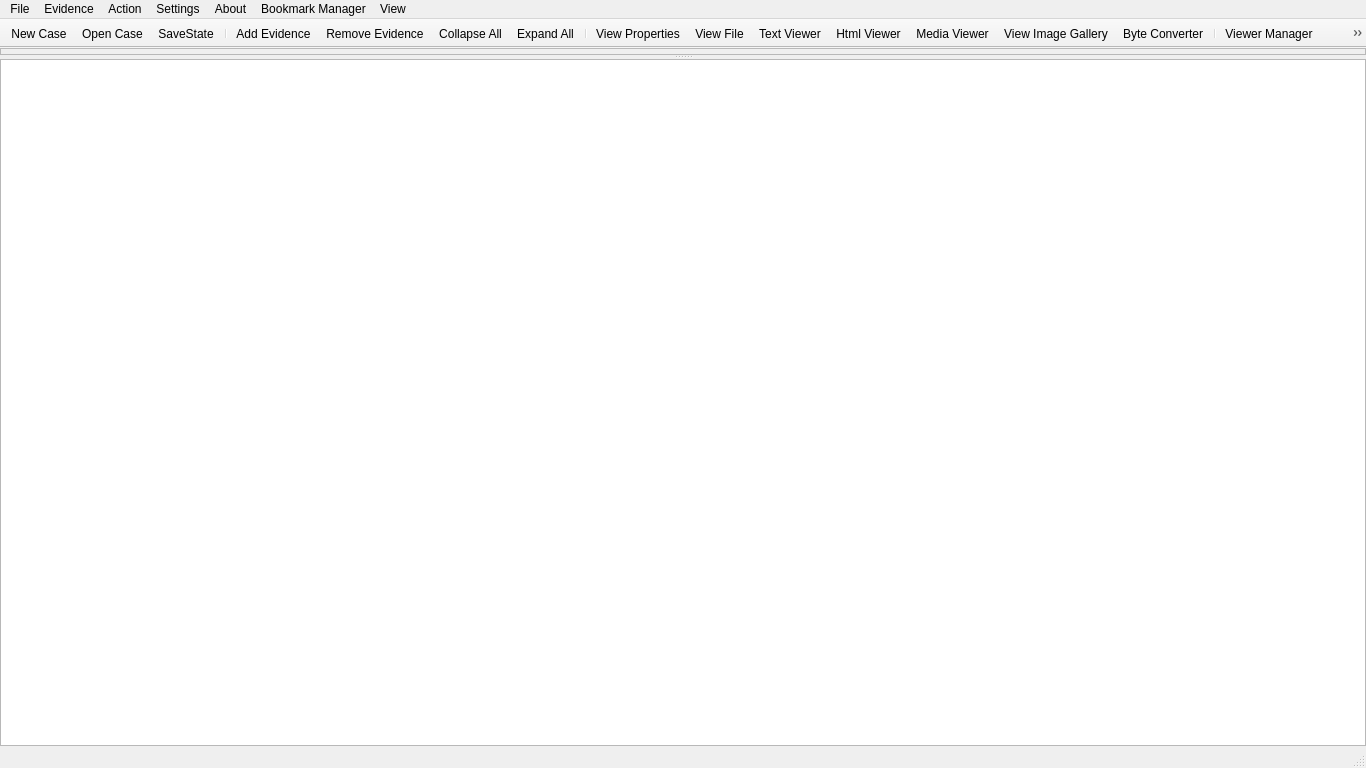
Qt form wombatforensics.ui (pjrinaldi/wombatforensics) before a commit.
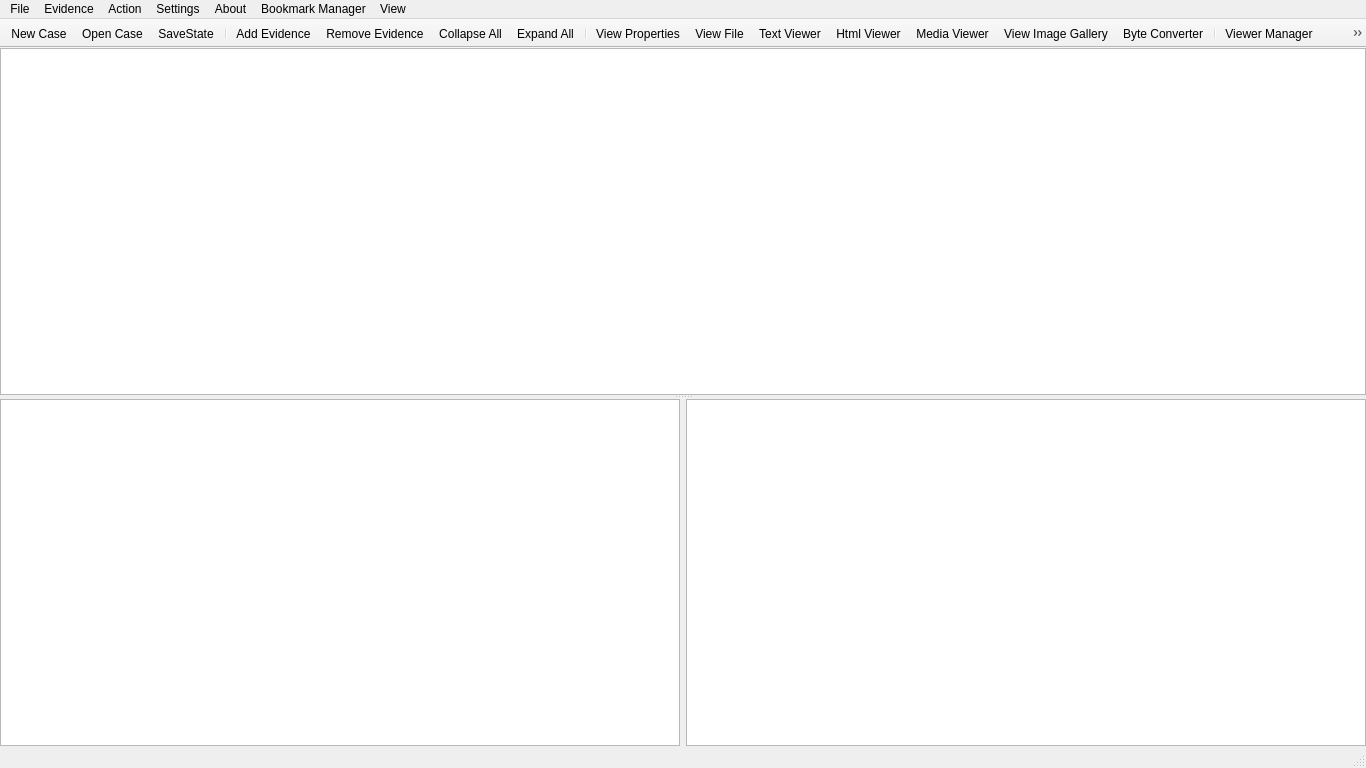
The same form after that commit. Icons and pictures are not drawn.

Commit message: working on new large file hexeditor idea...

Patch:
```diff
--- a/wombatforensics.ui
+++ b/wombatforensics.ui
@@ -44,28 +44,6 @@
       <property name="childrenCollapsible">
        <bool>false</bool>
       </property>
-      <widget class="QStackedWidget" name="viewerstack">
-       <property name="sizePolicy">
-        <sizepolicy hsizetype="Expanding" vsizetype="Expanding">
-         <horstretch>0</horstretch>
-         <verstretch>0</verstretch>
-        </sizepolicy>
-       </property>
-       <property name="frameShape">
-        <enum>QFrame::StyledPanel</enum>
-       </property>
-       <property name="frameShadow">
-        <enum>QFrame::Sunken</enum>
-       </property>
-       <widget class="QWidget" name="hexPage">
-        <property name="sizePolicy">
-         <sizepolicy hsizetype="Expanding" vsizetype="Expanding">
-          <horstretch>0</horstretch>
-          <verstretch>0</verstretch>
-         </sizepolicy>
-        </property>
-       </widget>
-      </widget>
       <widget class="QTreeView" name="dirTreeView">
        <property name="editTriggers">
         <set>QAbstractItemView::NoEditTriggers</set>
@@ -89,6 +67,16 @@
         <bool>false</bool>
        </property>
       </widget>
+      <widget class="QWidget" name="horizontalLayoutWidget">
+       <layout class="QHBoxLayout" name="horizontalLayout_2">
+        <item>
+         <widget class="QPlainTextEdit" name="plainTextEdit"/>
+        </item>
+        <item>
+         <widget class="QPlainTextEdit" name="plainTextEdit_2"/>
+        </item>
+       </layout>
+      </widget>
      </widget>
     </item>
    </layout>
```
